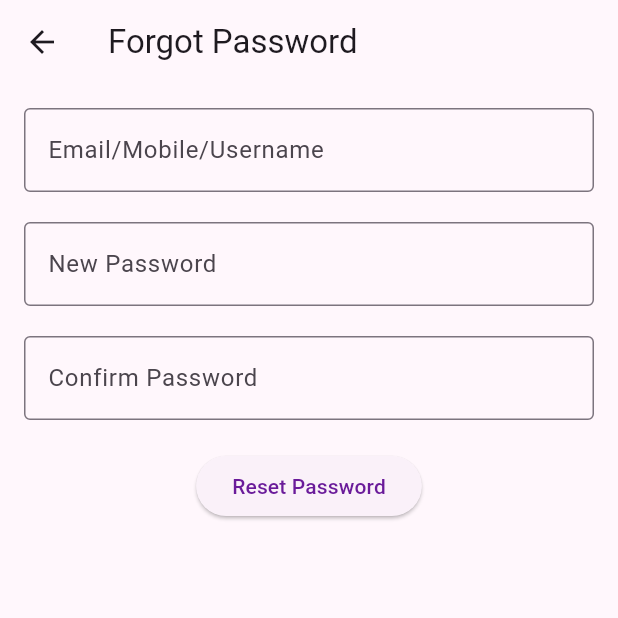
After one commit to rohxnn/elevate_portal_flutter, a Flutter app: the screen it shows after launch, after a tap on "Forgot Password?", on a phone screen of 412 x 824 dp, the top half of it. The commit adds this screen. Run offline on Flutter 3.47's test engine with Material 3 defaults, Android fonts, the phone set to English and light mode, and no system bars; our stand-ins replace flutter_dotenv, shared_preferences; network calls fail.

Commit message:
feat(core): implement forgot password

```diff
--- a/lib/app.dart
+++ b/lib/app.dart
@@ -1,5 +1,6 @@
 import 'package:elevate_portal_flutter/core/constants/app_colors.dart';
 import 'package:elevate_portal_flutter/core/constants/app_routes.dart';
+import 'package:elevate_portal_flutter/pages/forgot_password/forgot_password_screen.dart';
 import 'package:elevate_portal_flutter/pages/home/home_screen.dart';
 import 'package:elevate_portal_flutter/pages/login/login_screen.dart';
 import 'package:flutter/material.dart';
@@ -24,6 +25,7 @@ class MyApp extends StatelessWidget {
       routes:  {
         AppRoutes.home: (context) => const HomeScreen(),
         AppRoutes.login: (context) => const LoginScreen(),
+        AppRoutes.forgotPassword: (context) => const ForgotPasswordScreen(),
       },
 
     );
--- a/lib/core/constants/app_routes.dart
+++ b/lib/core/constants/app_routes.dart
@@ -1,4 +1,5 @@
 class AppRoutes {
   static const String login = '/login';
   static const String home = '/home';
+  static const String forgotPassword = '/forgot-password';
 }
--- /dev/null
+++ b/lib/pages/forgot_password/forgot_password_screen.dart
@@ -0,0 +1,86 @@
+import 'package:flutter/material.dart';
+
+class ForgotPasswordScreen extends StatefulWidget {
+  const ForgotPasswordScreen({super.key});
+
+  @override
+  State<ForgotPasswordScreen> createState() => _ForgotPasswordScreenState();
+}
+
+class _ForgotPasswordScreenState extends State<ForgotPasswordScreen> {
+  final _formKey = GlobalKey<FormState>();
+  final _emailController = TextEditingController();
+  final _newPasswordController = TextEditingController();
+  final _confirmPasswordController = TextEditingController();
+
+  @override
+  Widget build(BuildContext context) {
+    return Scaffold(
+      appBar: AppBar(
+        title: const Text('Forgot Password'),
+      ),
+      body: SingleChildScrollView(
+        padding: const EdgeInsets.all(16.0),
+        child: Form(
+          key: _formKey,
+          child: Column(
+            children: [
+              TextFormField(
+                controller: _emailController,
+                decoration: const InputDecoration(
+                  labelText: 'Email/Mobile/Username',
+                  border: OutlineInputBorder(),
+                ),
+                validator: (value) {
+                  if (value == null || value.isEmpty) {
+                    return 'Please enter your email, mobile, or username';
+                  }
+                  return null;
+                },
+              ),
+              const SizedBox(height: 20),
+              TextFormField(
+                controller: _newPasswordController,
+                obscureText: true,
+                decoration: const InputDecoration(
+                  labelText: 'New Password',
+                  border: OutlineInputBorder(),
+                ),
+                validator: (value) {
+                  if (value == null || value.isEmpty) {
+                    return 'Please enter a new password';
+                  }
+                  return null;
+                },
+              ),
+              const SizedBox(height: 20),
+              TextFormField(
+                controller: _confirmPasswordController,
+                obscureText: true,
+                decoration: const InputDecoration(
+                  labelText: 'Confirm Password',
+                  border: OutlineInputBorder(),
+                ),
+                validator: (value) {
+                  if (value == null || value.isEmpty) {
+                    return 'Please confirm your new password';
+                  }
+                  if (value != _newPasswordController.text) {
+                    return 'Passwords do not match';
+                  }
+                  return null;
+                },
+              ),
+              const SizedBox(height: 20),
+              ElevatedButton(
+                onPressed: () {
+                },
+                child: const Text('Reset Password'),
+              ),
+            ],
+          ),
+        ),
+      ),
+    );
+  }
+}
--- a/lib/pages/login/login_screen.dart
+++ b/lib/pages/login/login_screen.dart
@@ -1,4 +1,5 @@
 import 'dart:convert';
+import 'package:elevate_portal_flutter/core/constants/app_routes.dart';
 import 'package:flutter/material.dart';
 import 'package:shared_preferences/shared_preferences.dart';
 
@@ -101,7 +102,6 @@ Future<void> _fetchBranding() async {
   @override
   Widget build(BuildContext context) {
     return Scaffold(
-      appBar: AppBar(title: const Text('Login')),
       body: Center(
         child: SingleChildScrollView(
           padding: const EdgeInsets.all(16.0),
@@ -138,6 +138,16 @@ Future<void> _fetchBranding() async {
                       value == null || value.isEmpty ? 'Please enter your password' : null,
                 ),
                 const SizedBox(height: 20),
+                TextButton(
+                  onPressed: () {
+                    Navigator.pushNamed(context, AppRoutes.forgotPassword);
+                  },
+                  child: const Text(
+                    'Forgot Password?',
+                    style: TextStyle(color: Colors.blue, decoration: TextDecoration.underline),
+                  ),
+                ),
+                const SizedBox(height: 20),
                 _isLoading
                     ? const CircularProgressIndicator()
                     : ElevatedButton(
```
